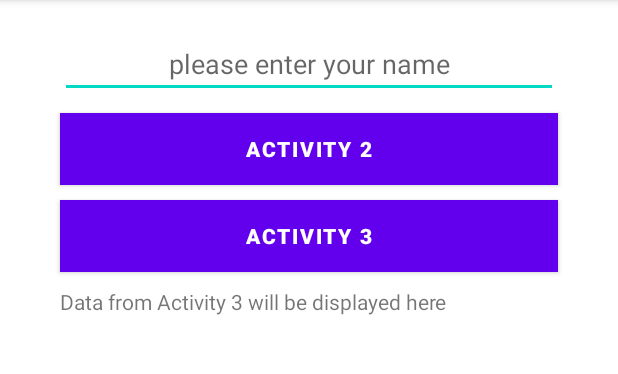
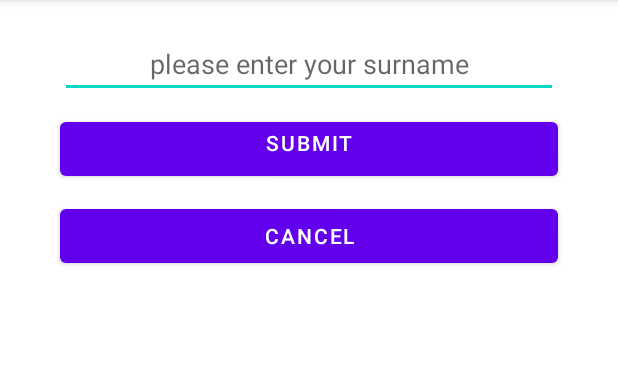
Before and after one commit to ibrahim65432/ExplicitIntentsVideo, an Android app: the screen it shows after launch (MainActivity before the commit, Activity3 after it), after a tap on "ACTIVITY 3", on a phone screen of 412 x 824 dp, the part 84-458 px from its top. Run offline under Robolectric (Android 15) with nearby library versions, the phone set to English and light mode, and no system bars; 5 statements that could not run were skipped.

Commit message:
Complete tutorial

```diff
--- a/app/src/main/java/com/edureka/training/explicitintentsvideo/MainActivity.java
+++ b/app/src/main/java/com/edureka/training/explicitintentsvideo/MainActivity.java
@@ -1,5 +1,6 @@
 package com.edureka.training.explicitintentsvideo;
 
+import androidx.annotation.Nullable;
 import androidx.appcompat.app.AppCompatActivity;
 
 import android.content.Intent;
@@ -12,11 +13,15 @@ import android.widget.Toast;
 
 import org.w3c.dom.Text;
 
+import java.util.Objects;
+
 public class MainActivity extends AppCompatActivity {
 
     EditText etName;
     Button btnAct2, btnAct3;
     TextView tvResults;
+
+    final int ACTIVITY3 = 3;
 
     @Override
     protected void onCreate(Bundle savedInstanceState) {
@@ -37,7 +42,8 @@ public class MainActivity extends AppCompatActivity {
                 else{
                     String name = etName.getText().toString().trim();
 
-                    Intent intent = new Intent(MainActivity.this, com.edureka.training.explicitintentsvideo.Activity2.class);
+                    Intent intent = new Intent(MainActivity.this,
+                            com.edureka.training.explicitintentsvideo.Activity2.class);
                     intent.putExtra("name", name);
                     startActivity(intent);
                 }
@@ -47,8 +53,22 @@ public class MainActivity extends AppCompatActivity {
         btnAct3.setOnClickListener(new View.OnClickListener() {
             @Override
             public void onClick(View v) {
-
+                Intent intent = new Intent(MainActivity.this,
+                        com.edureka.training.explicitintentsvideo.Activity3.class);
+                startActivityForResult(intent,ACTIVITY3);
             }
         });
     }
+
+    @Override
+    protected void onActivityResult(int requestCode, int resultCode, @Nullable Intent data) {
+        super.onActivityResult(requestCode, resultCode, data);
+
+        if(requestCode == ACTIVITY3){
+            tvResults.setText(Objects.requireNonNull(data).getStringExtra("surname"));
+        }
+        if(resultCode == RESULT_CANCELED){
+            tvResults.setText(R.string.no_data_received);
+        }
+    }
 }
--- a/app/src/main/res/layout/activity_3.xml
+++ b/app/src/main/res/layout/activity_3.xml
@@ -12,7 +12,7 @@
     tools:context=".Activity3">
 
     <EditText
-        android:id="@+id/editTextTextPersonName"
+        android:id="@+id/etSurname"
         android:layout_width="match_parent"
         android:layout_height="wrap_content"
         android:layout_marginLeft="20dp"
@@ -24,7 +24,7 @@
         android:inputType="textPersonName" />
 
     <Button
-        android:id="@+id/button2"
+        android:id="@+id/btnSubmit"
         android:layout_width="match_parent"
         android:layout_height="wrap_content"
         android:layout_marginLeft="20dp"
@@ -33,4 +33,13 @@
         android:gravity="center_horizontal"
         android:text="@string/submit" />
 
+    <Button
+        android:id="@+id/btnCancel"
+        android:layout_width="match_parent"
+        android:layout_height="wrap_content"
+        android:layout_marginLeft="20dp"
+        android:layout_marginTop="10dp"
+        android:layout_marginRight="20dp"
+        android:text="@string/cancel" />
+
 </LinearLayout>
--- a/app/src/main/res/values/strings.xml
+++ b/app/src/main/res/values/strings.xml
@@ -7,4 +7,6 @@
     <string name="welcome_to_activity_2">Welcome to Activity 2</string>
     <string name="please_enter_your_surname">please enter your surname</string>
     <string name="submit">Submit</string>
+    <string name="cancel">Cancel</string>
+    <string name="no_data_received">No data received</string>
 </resources>
```
Also changed, not shown: app/src/main/java/com/edureka/training/explicitintentsvideo/Activity3.java (+42 -0 lines).
